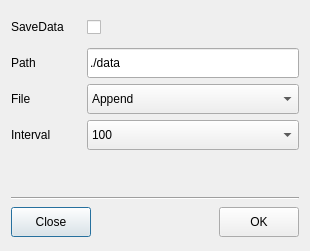
xmartinly/zevisiongen, file data_log_dialog.ui: the form before one commit.
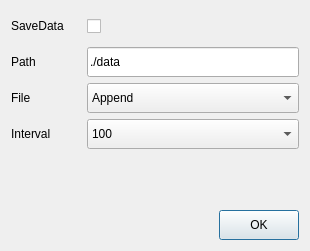
The form after the commit.

```diff
--- a/data_log_dialog.ui
+++ b/data_log_dialog.ui
@@ -25,7 +25,37 @@
   <property name="windowTitle">
    <string>DataLog</string>
   </property>
-  <layout class="QGridLayout" name="gridLayout_2" rowstretch="6,3,1,2">
+  <layout class="QGridLayout" name="gridLayout_2" rowstretch="9,2,1">
+   <item row="2" column="0">
+    <layout class="QHBoxLayout" name="horizontalLayout">
+     <item>
+      <spacer name="horizontalSpacer">
+       <property name="orientation">
+        <enum>Qt::Horizontal</enum>
+       </property>
+       <property name="sizeHint" stdset="0">
+        <size>
+         <width>40</width>
+         <height>20</height>
+        </size>
+       </property>
+      </spacer>
+     </item>
+     <item>
+      <widget class="QPushButton" name="ok_btn">
+       <property name="minimumSize">
+        <size>
+         <width>66</width>
+         <height>30</height>
+        </size>
+       </property>
+       <property name="text">
+        <string>OK</string>
+       </property>
+      </widget>
+     </item>
+    </layout>
+   </item>
    <item row="0" column="0">
     <layout class="QGridLayout" name="gridLayout">
      <item row="0" column="0">
@@ -174,7 +204,7 @@
       <enum>Qt::Vertical</enum>
      </property>
      <property name="sizeType">
-      <enum>QSizePolicy::Fixed</enum>
+      <enum>QSizePolicy::Expanding</enum>
      </property>
      <property name="sizeHint" stdset="0">
       <size>
@@ -184,56 +214,6 @@
      </property>
     </spacer>
    </item>
-   <item row="2" column="0">
-    <widget class="Line" name="line">
-     <property name="orientation">
-      <enum>Qt::Horizontal</enum>
-     </property>
-    </widget>
-   </item>
-   <item row="3" column="0">
-    <layout class="QHBoxLayout" name="horizontalLayout">
-     <item>
-      <widget class="QPushButton" name="close_btn">
-       <property name="minimumSize">
-        <size>
-         <width>66</width>
-         <height>30</height>
-        </size>
-       </property>
-       <property name="text">
-        <string>Close</string>
-       </property>
-      </widget>
-     </item>
-     <item>
-      <spacer name="horizontalSpacer">
-       <property name="orientation">
-        <enum>Qt::Horizontal</enum>
-       </property>
-       <property name="sizeHint" stdset="0">
-        <size>
-         <width>40</width>
-         <height>20</height>
-        </size>
-       </property>
-      </spacer>
-     </item>
-     <item>
-      <widget class="QPushButton" name="ok_btn">
-       <property name="minimumSize">
-        <size>
-         <width>66</width>
-         <height>30</height>
-        </size>
-       </property>
-       <property name="text">
-        <string>OK</string>
-       </property>
-      </widget>
-     </item>
-    </layout>
-   </item>
   </layout>
  </widget>
  <resources/>
```
